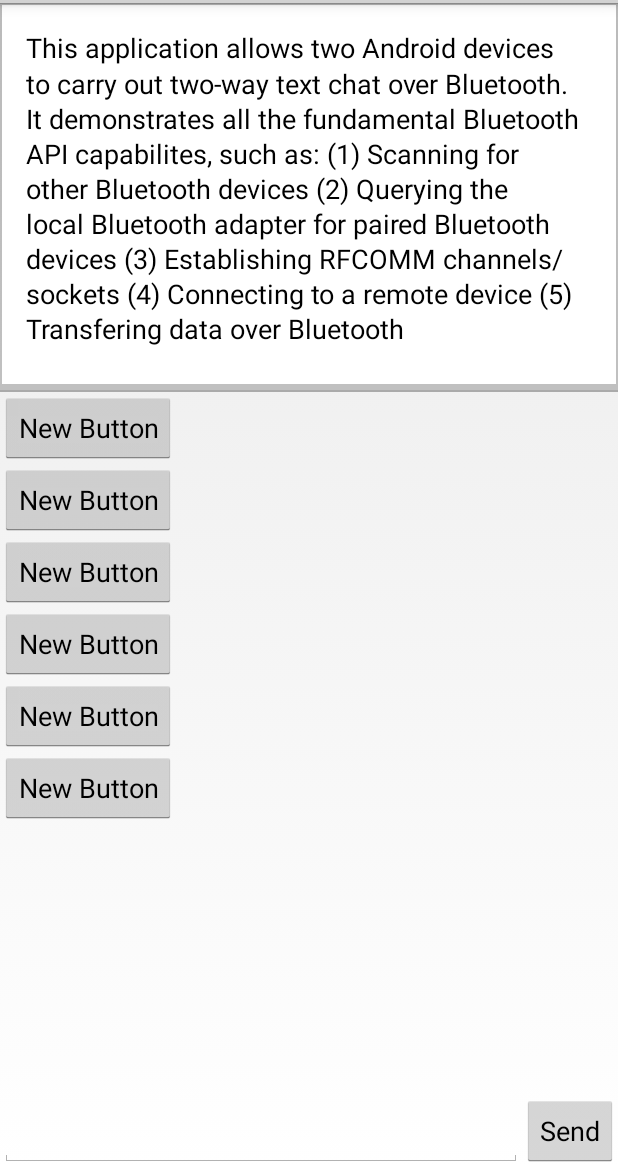
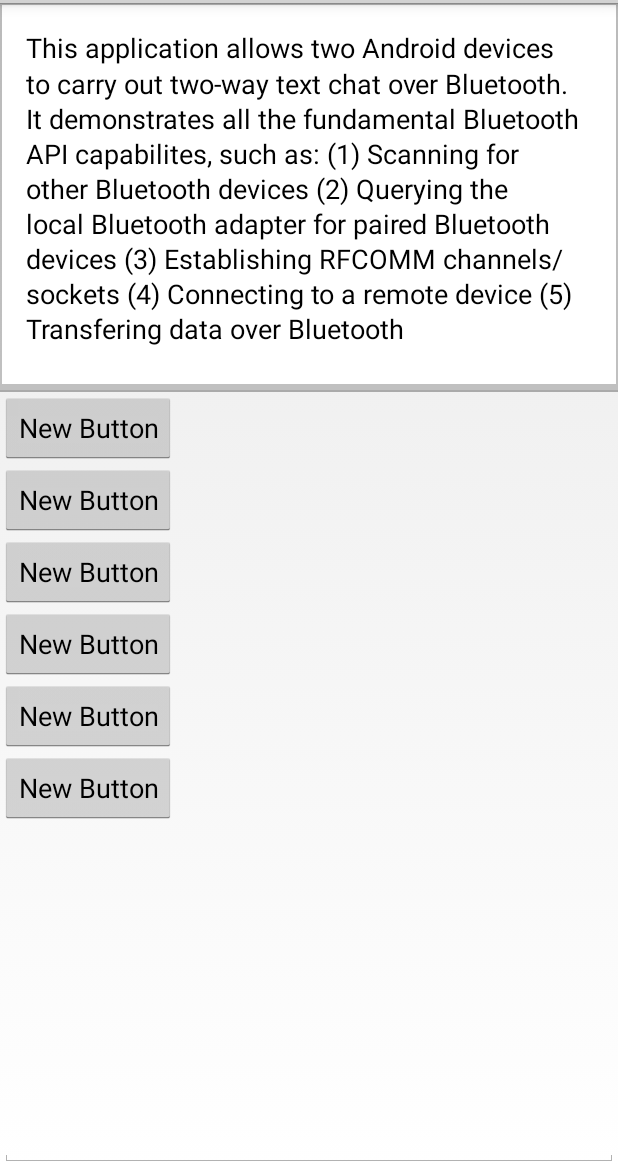
Before and after one commit to manuchopra/narada_offline, an Android app: the screen it shows after launch (MainActivity), on a phone screen of 412 x 824 dp, the part 69-1236 px from its top. Run offline under Robolectric (Android 15) with nearby library versions, the phone set to English and light mode, and no system bars.

Commit message:
Updated UI with buttons

```diff
--- a/android-naradaoffline/Application/src/main/java/com/example/android/naradaoffline/DatagramFragment.java
+++ b/android-naradaoffline/Application/src/main/java/com/example/android/naradaoffline/DatagramFragment.java
@@ -170,7 +170,7 @@ public class DatagramFragment extends Fragment {
 
     @Override
     public void onViewCreated(View view, @Nullable Bundle savedInstanceState) {
-        mConversationView = (ListView) view.findViewById(R.id.in);
+        //mConversationView = (ListView) view.findViewById(R.id.in);
         mOutEditText = (EditText) view.findViewById(R.id.edit_text_out);
         mSendButton = (Button) view.findViewById(R.id.button_send);
     }
@@ -184,7 +184,7 @@ public class DatagramFragment extends Fragment {
         // Initialize the array adapter for the conversation thread
         mConversationArrayAdapter = new ArrayAdapter<String>(getActivity(), R.layout.message);
 
-        mConversationView.setAdapter(mConversationArrayAdapter);
+        //mConversationView.setAdapter(mConversationArrayAdapter);
 
         // Initialize the compose field with a listener for the return key
         mOutEditText.setOnEditorActionListener(mWriteListener);
--- a/android-naradaoffline/Application/src/main/res/layout/fragment_bluetooth_chat.xml
+++ b/android-naradaoffline/Application/src/main/res/layout/fragment_bluetooth_chat.xml
@@ -34,7 +34,7 @@
                 android:layout_width="wrap_content"
                 android:layout_height="wrap_content"
                 android:text="New Button"
-                android:id="@+id/button" />
+                android:id="@+id/button_send" />
 
             <Button
                 android:layout_width="wrap_content"
@@ -80,11 +80,6 @@
             android:layout_gravity="bottom"
             android:layout_weight="1" />
 
-        <Button
-            android:id="@+id/button_send"
-            android:layout_width="wrap_content"
-            android:layout_height="wrap_content"
-            android:text="@string/send" />
     </LinearLayout>
 
 </LinearLayout>
```
